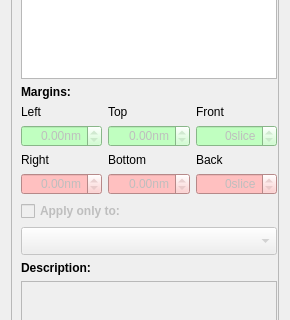
FelixdelasPozas/EspINA, file Plugins/CountingFrame/Panel.ui: the form before one commit; both pictures show x 0 to 290 and y 154 to 474 of the 290 by 811 pixel window.
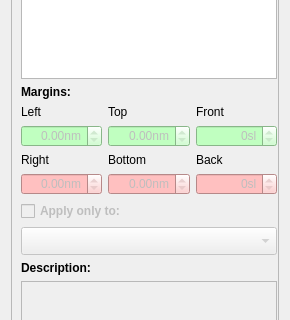
The form after the commit. Icons and pictures are not drawn. Custom widgets are drawn as their Qt base class.

```diff
--- a/Plugins/CountingFrame/Panel.ui
+++ b/Plugins/CountingFrame/Panel.ui
@@ -27,8 +27,8 @@
        <rect>
         <x>0</x>
         <y>0</y>
-        <width>272</width>
-        <height>793</height>
+        <width>276</width>
+        <height>797</height>
        </rect>
       </property>
       <layout class="QVBoxLayout" name="verticalLayout">
@@ -132,7 +132,7 @@
             <set>Qt::AlignRight|Qt::AlignTrailing|Qt::AlignVCenter</set>
            </property>
            <property name="suffix">
-            <string>slice</string>
+            <string>sl</string>
            </property>
            <property name="decimals">
             <number>0</number>
@@ -154,7 +154,7 @@
             <set>Qt::AlignRight|Qt::AlignTrailing|Qt::AlignVCenter</set>
            </property>
            <property name="suffix">
-            <string>slice</string>
+            <string>sl</string>
            </property>
            <property name="decimals">
             <number>0</number>
```
